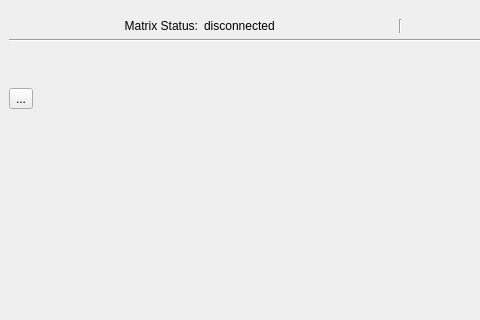
Above: src/qt/design-files/MainWindow.ui from CountRucula/matrix-app before the change; both pictures show x 0 to 480 and y 0 to 320 of the 800 by 480 pixel window. Below: the same form after it.
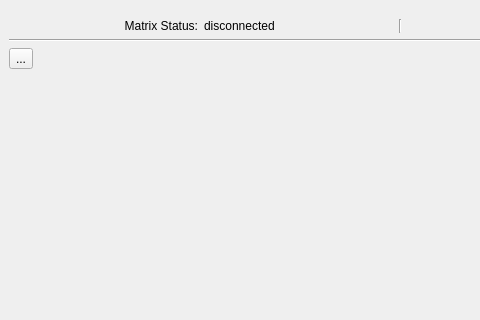
That is the form after the change.

Commit message: update mainwindow layout

```diff
--- a/src/qt/design-files/MainWindow.ui
+++ b/src/qt/design-files/MainWindow.ui
@@ -100,22 +100,6 @@
       </property>
      </widget>
     </item>
-    <item>
-     <spacer name="verticalSpacer_2">
-      <property name="orientation">
-       <enum>Qt::Orientation::Vertical</enum>
-      </property>
-      <property name="sizeType">
-       <enum>QSizePolicy::Policy::Fixed</enum>
-      </property>
-      <property name="sizeHint" stdset="0">
-       <size>
-        <width>20</width>
-        <height>40</height>
-       </size>
-      </property>
-     </spacer>
-    </item>
     <item>
      <spacer name="verticalSpacer">
       <property name="orientation">
```
The commit also changes 2 other files.
